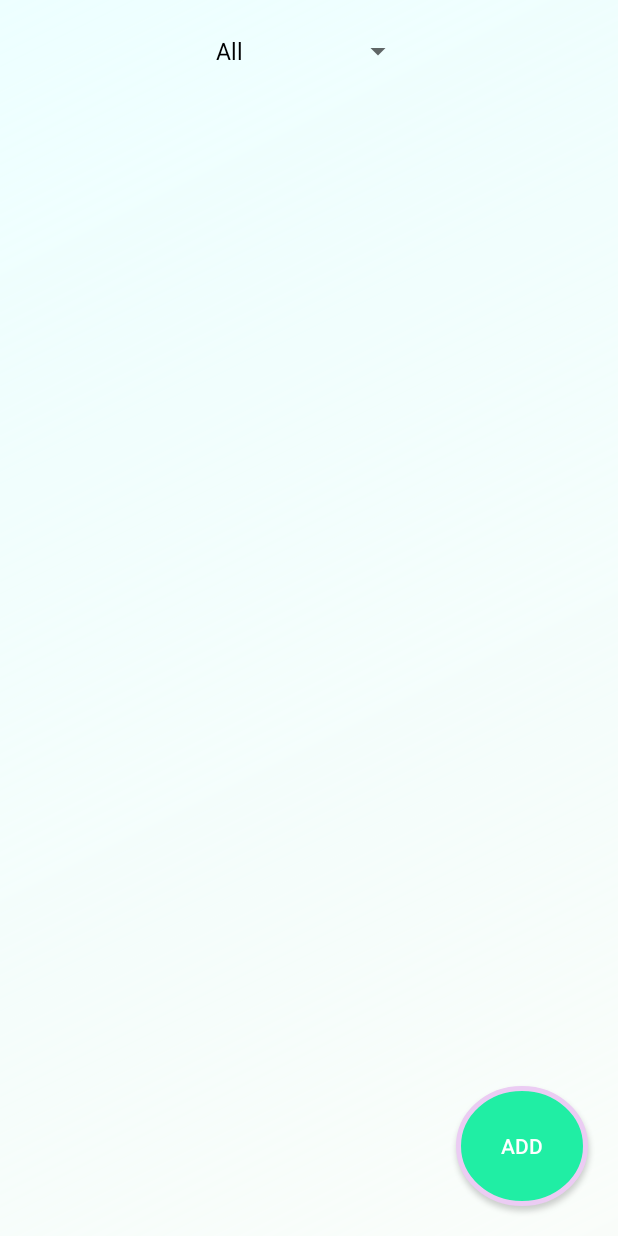
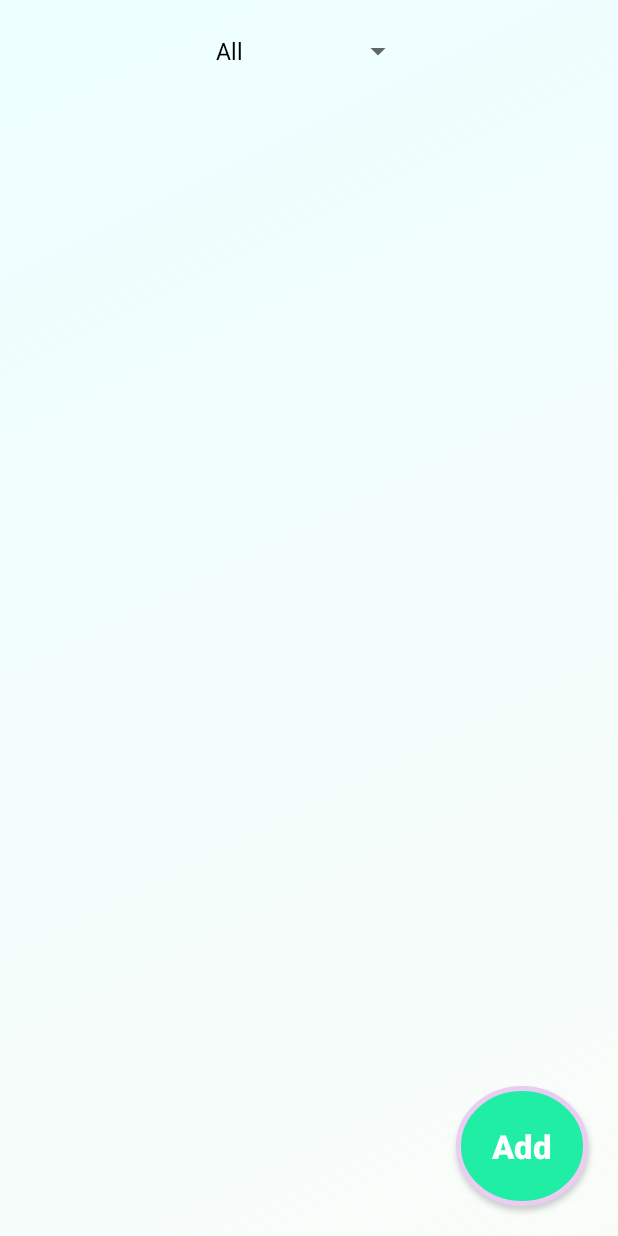
Before and after one commit to shkhaider2015/MyContacts, an Android app: the screen it shows after launch (MainActivity), on a phone screen of 412 x 824 dp. Run offline under Robolectric (Android 15) with nearby library versions, the phone set to English and light mode, and no system bars; our stand-ins replace ButterKnife, Picasso, Room's generated code.

Commit message:
almost done

```diff
--- a/app/build.gradle
+++ b/app/build.gradle
@@ -45,6 +45,9 @@ dependencies {
     annotationProcessor "android.arch.persistence.room:compiler:1.1.1"
     testImplementation "android.arch.persistence.room:testing:1.1.1"
 
+    //design
+    implementation 'com.google.android.material:material:1.0.0'
+
     //Recycler View
     implementation 'androidx.recyclerview:recyclerview:1.2.0-alpha01'
 
--- a/app/src/main/res/layout/activity_main.xml
+++ b/app/src/main/res/layout/activity_main.xml
@@ -33,13 +33,18 @@
         android:id="@+id/add_button"
         android:layout_width="wrap_content"
         android:layout_height="wrap_content"
+        android:textSize="22sp"
+        android:textStyle="bold"
+        android:textAllCaps="false"
         app:layout_constraintEnd_toEndOf="parent"
         app:layout_constraintBottom_toBottomOf="parent"
         android:layout_marginBottom="20dp"
         android:layout_marginEnd="20dp"
-        android:text="Add"
+        android:text="@string/add"
         android:textColor="#FFFFFF"
-        android:background="@drawable/addbtnbg"/>
+        android:background="@drawable/addbtnbg"
+        />
+
 
 
 
--- a/app/src/main/res/values/strings.xml
+++ b/app/src/main/res/values/strings.xml
@@ -3,6 +3,7 @@
 
     <string name="name">Shakeel haider</string>
 
+    <string name="add">Add</string>
     <string name="image">Profile Picture</string>
     <string name="fullname">Full Name</string>
     <string name="phonenumber">Phone Number</string>
```
